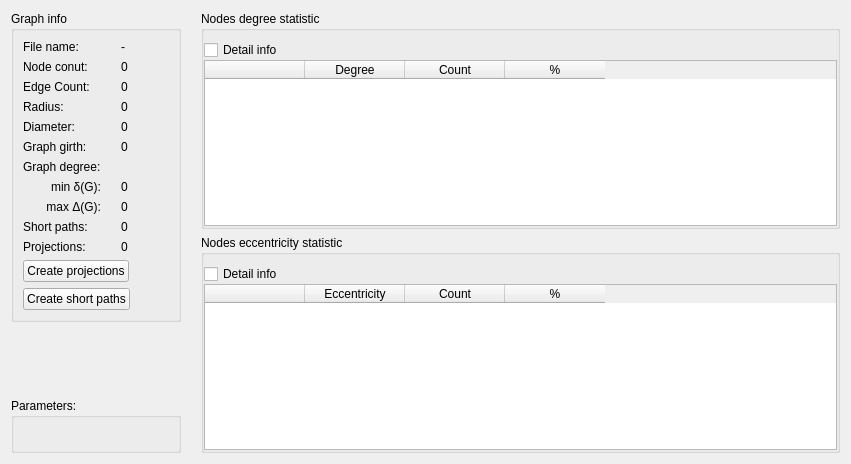
Savelyev-Aleksey/Compact-graph, file gui/GraphInfoForm.ui: the form before one commit.
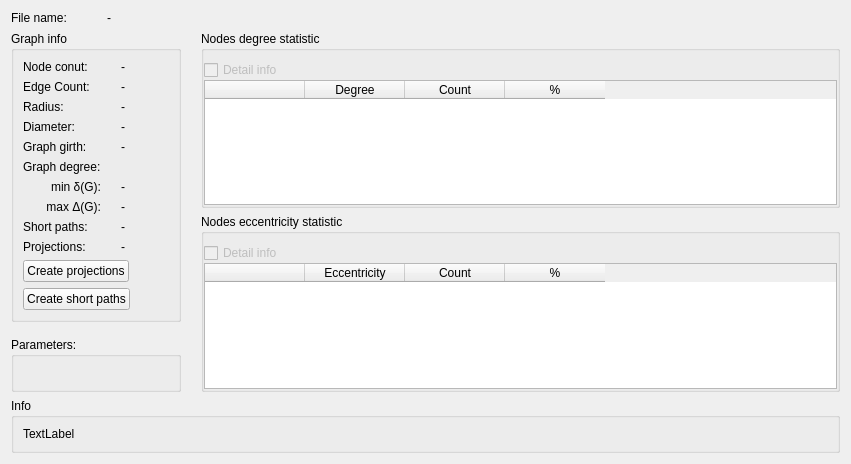
The form after the commit.

Patch:
```diff
--- a/gui/GraphInfoForm.ui
+++ b/gui/GraphInfoForm.ui
@@ -23,7 +23,92 @@
    <property name="horizontalSpacing">
     <number>20</number>
    </property>
-   <item row="0" column="0" rowspan="2">
+   <item row="0" column="0" colspan="2">
+    <layout class="QHBoxLayout" name="horizontalLayout_2" stretch="0,1">
+     <property name="spacing">
+      <number>40</number>
+     </property>
+     <property name="bottomMargin">
+      <number>0</number>
+     </property>
+     <item>
+      <widget class="QLabel" name="label_3">
+       <property name="text">
+        <string>File name:</string>
+       </property>
+      </widget>
+     </item>
+     <item>
+      <widget class="QLabel" name="FileNameLabel">
+       <property name="toolTip">
+        <string notr="true"/>
+       </property>
+       <property name="text">
+        <string notr="true">-</string>
+       </property>
+      </widget>
+     </item>
+    </layout>
+   </item>
+   <item row="2" column="1">
+    <widget class="QGroupBox" name="groupBox_4">
+     <property name="title">
+      <string>Nodes eccentricity statistic</string>
+     </property>
+     <layout class="QVBoxLayout" name="verticalLayout_2">
+      <property name="spacing">
+       <number>0</number>
+      </property>
+      <property name="leftMargin">
+       <number>0</number>
+      </property>
+      <property name="rightMargin">
+       <number>0</number>
+      </property>
+      <property name="bottomMargin">
+       <number>0</number>
+      </property>
+      <item>
+       <widget class="QCheckBox" name="eccentrDetailCheck">
+        <property name="enabled">
+         <bool>false</bool>
+        </property>
+        <property name="text">
+         <string>Detail info</string>
+        </property>
+       </widget>
+      </item>
+      <item>
+       <widget class="QTableWidget" name="EccentrStatTable">
+        <property name="editTriggers">
+         <set>QAbstractItemView::NoEditTriggers</set>
+        </property>
+        <column>
+         <property name="text">
+          <string/>
+         </property>
+        </column>
+        <column>
+         <property name="text">
+          <string>Eccentricity</string>
+         </property>
+        </column>
+        <column>
+         <property name="text">
+          <string>Count</string>
+         </property>
+        </column>
+        <column>
+         <property name="text">
+          <string notr="true">%</string>
+         </property>
+        </column>
+       </widget>
+      </item>
+     </layout>
+    </widget>
+   </item>
+   <item row="1" column="0" rowspan="2">
     <layout class="QVBoxLayout" name="verticalLayout_3">
      <item>
       <widget class="QGroupBox" name="groupBox">
@@ -37,14 +122,14 @@
         <item row="13" column="1">
          <widget class="QLabel" name="shortPathsLabel">
           <property name="text">
-           <string notr="true">0</string>
+           <string notr="true">-</string>
           </property>
          </widget>
         </item>
         <item row="4" column="1">
          <widget class="QLabel" name="radiusLabel">
           <property name="text">
-           <string notr="true">0</string>
+           <string notr="true">-</string>
           </property>
          </widget>
         </item>
@@ -133,7 +218,7 @@
         <item row="11" column="1">
          <widget class="QLabel" name="maxDegreeLabel">
           <property name="text">
-           <string notr="true">0</string>
+           <string notr="true">-</string>
           </property>
          </widget>
         </item>
@@ -147,7 +232,7 @@
         <item row="6" column="1">
          <widget class="QLabel" name="graphGirthLabel">
           <property name="text">
-           <string notr="true">0</string>
+           <string notr="true">-</string>
           </property>
          </widget>
         </item>
@@ -177,44 +262,27 @@
         <item row="2" column="1">
          <widget class="QLabel" name="EdgeCountLabel">
           <property name="text">
-           <string notr="true">0</string>
+           <string notr="true">-</string>
           </property>
          </widget>
         </item>
         <item row="1" column="1">
          <widget class="QLabel" name="nodeCountLabel">
           <property name="text">
-           <string notr="true">0</string>
-          </property>
-         </widget>
-        </item>
-        <item row="0" column="0">
-         <widget class="QLabel" name="label_3">
-          <property name="text">
-           <string>File name:</string>
+           <string notr="true">-</string>
           </property>
          </widget>
         </item>
         <item row="5" column="1">
          <widget class="QLabel" name="diameterLabel">
           <property name="text">
-           <string notr="true">0</string>
+           <string notr="true">-</string>
           </property>
          </widget>
         </item>
         <item row="14" column="1">
          <widget class="QLabel" name="projectionsLabel">
           <property name="text">
-           <string notr="true">0</string>
-          </property>
-         </widget>
-        </item>
-        <item row="0" column="1">
-         <widget class="QLabel" name="FileNameLabel">
-          <property name="toolTip">
-           <string notr="true"/>
-          </property>
-          <property name="text">
            <string notr="true">-</string>
           </property>
          </widget>
@@ -236,7 +304,7 @@
         <item row="10" column="1">
          <widget class="QLabel" name="minDegreeLabel">
           <property name="text">
-           <string notr="true">0</string>
+           <string notr="true">-</string>
           </property>
          </widget>
         </item>
@@ -301,7 +369,7 @@
      </item>
     </layout>
    </item>
-   <item row="0" column="1">
+   <item row="1" column="1">
     <widget class="QGroupBox" name="groupBox_3">
      <property name="title">
       <string>Nodes degree statistic</string>
@@ -321,6 +389,9 @@
       </property>
       <item>
        <widget class="QCheckBox" name="nodesDetailCheck">
+        <property name="enabled">
+         <bool>false</bool>
+        </property>
         <property name="text">
          <string>Detail info</string>
         </property>
@@ -371,58 +442,19 @@
      </layout>
     </widget>
    </item>
-   <item row="1" column="1">
-    <widget class="QGroupBox" name="groupBox_4">
+   <item row="3" column="0" colspan="2">
+    <widget class="QGroupBox" name="groupBox_5">
      <property name="title">
-      <string>Nodes eccentricity statistic</string>
+      <string>Info</string>
      </property>
-     <layout class="QVBoxLayout" name="verticalLayout_2">
-      <property name="spacing">
-       <number>0</number>
-      </property>
-      <property name="leftMargin">
-       <number>0</number>
-      </property>
-      <property name="rightMargin">
-       <number>0</number>
-      </property>
-      <property name="bottomMargin">
-       <number>0</number>
-      </property>
+     <layout class="QHBoxLayout" name="horizontalLayout_5">
       <item>
-       <widget class="QCheckBox" name="eccentrDetailCheck">
+       <widget class="QLabel" name="infoLabel">
         <property name="text">
-         <string>Detail info</string>
+         <string>TextLabel</string>
         </property>
        </widget>
       </item>
-      <item>
-       <widget class="QTableWidget" name="EccentrStatTable">
-        <property name="editTriggers">
-         <set>QAbstractItemView::NoEditTriggers</set>
-        </property>
-        <column>
-         <property name="text">
-          <string/>
-         </property>
-        </column>
-        <column>
-         <property name="text">
-          <string>Eccentricity</string>
-         </property>
-        </column>
-        <column>
-         <property name="text">
-          <string>Count</string>
-         </property>
-        </column>
-        <column>
-         <property name="text">
-          <string notr="true">%</string>
-         </property>
-        </column>
-       </widget>
-      </item>
      </layout>
     </widget>
    </item>
```
